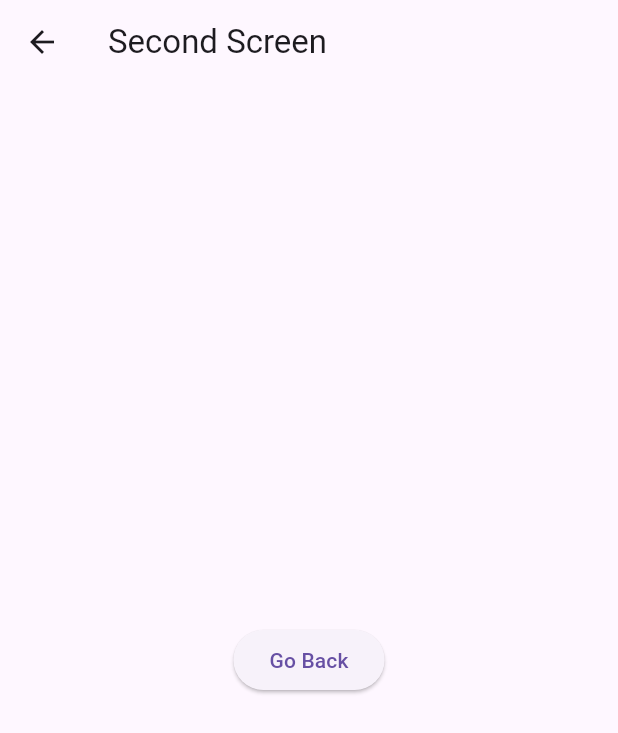
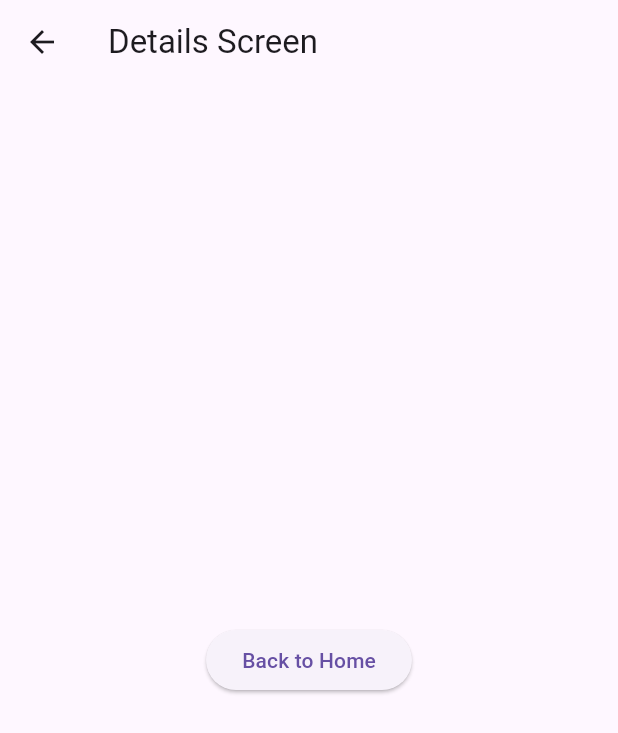
Before and after one commit to stmutmainnah-amm/Navigator, a Flutter app: the FirstScreen screen opened directly, after a tap on "Go to Second Screen", on a phone screen of 412 x 824 dp. Shown: the top 733 px of the screen. Run offline on Flutter 3.47's test engine with Material 3 defaults, Android fonts, the light colour scheme and no system bars.

Commit message:
dua layar baru

```diff
--- a/lab_5_activiti_1/lib/main.dart
+++ b/lab_5_activiti_1/lib/main.dart
@@ -5,7 +5,14 @@ void main() => runApp(MyApp());
 class MyApp extends StatelessWidget {
   @override
   Widget build(BuildContext context) {
-    return MaterialApp(title: 'Navigation Lab', home: FirstScreen());
+    return MaterialApp(
+      title: 'Navigation Lab',
+      initialRoute: '/',
+      routes: {
+        '/': (context) => HomeScreen(),
+        '/details': (context) => DetailsScreen(),
+      },
+    );
   }
 }
 
@@ -18,9 +25,10 @@ class FirstScreen extends StatelessWidget {
         child: ElevatedButton(
           child: Text('Go to Second Screen'),
           onPressed: () {
-            Navigator.push(
+            Navigator.pushNamed(
               context,
-              MaterialPageRoute(builder: (context) => SecondScreen()),
+              '/details',
+              arguments: 'Data from Home Screen',
             );
           },
         ),
@@ -29,19 +37,36 @@ class FirstScreen extends StatelessWidget {
   }
 }
 
-class SecondScreen extends StatelessWidget {
+class HomeScreen extends StatelessWidget {
   @override
   Widget build(BuildContext context) {
     return Scaffold(
-      appBar: AppBar(title: Text('Second Screen')),
+      appBar: AppBar(title: Text('Home Screen')),
       body: Center(
         child: ElevatedButton(
-          child: Text('Go Back'),
           onPressed: () {
-            Navigator.pop(context);
+            Navigator.pushNamed(context, '/details');
           },
+          child: Text('Open Details'),
         ),
       ),
     );
   }
 }
+
+class DetailsScreen extends StatelessWidget {
+  @override
+  Widget build(BuildContext context) {
+    return Scaffold(
+      appBar: AppBar(title: Text('Details Screen')),
+      body: Center(
+        child: ElevatedButton(
+          onPressed: () {
+            Navigator.pop(context);
+          },
+          child: Text('Back to Home'),
+        ),
+      ),
+    );
+  }
+}
```
